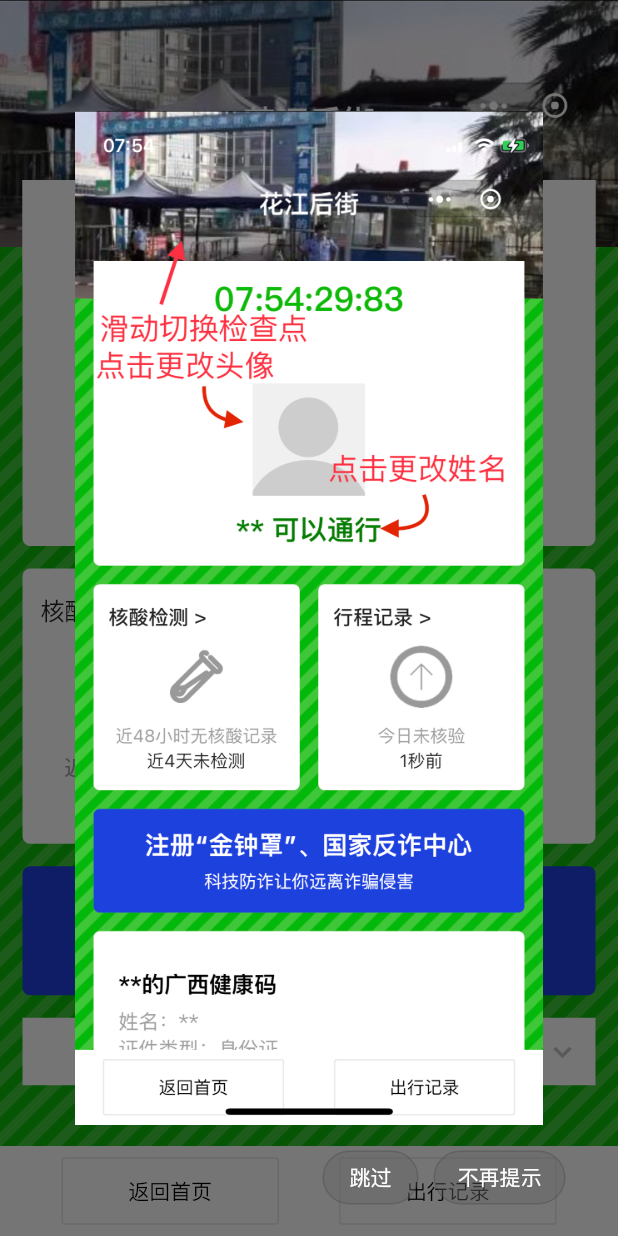
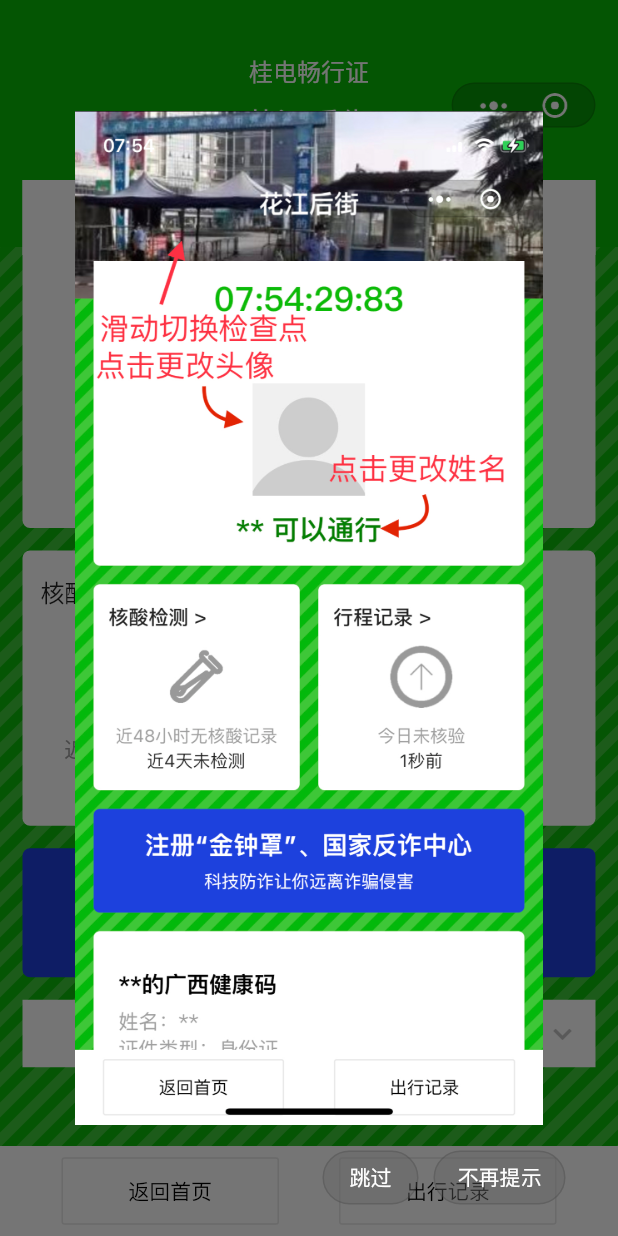
Before and after one commit to wilinz/Guetcard, a Flutter app: the screen it shows after launch, on a phone screen of 412 x 824 dp. Run offline on Flutter 3.47's test engine with Material 2 defaults, Android fonts, the phone set to English and light mode, and no system bars; drawn by our look-alikes of card_swiper; our stand-ins replace dio, flutter_markdown, image_picker, package_info, qr_flutter, shared_preferences and 2 more; missing offline and left inert: bmprogresshud, crop_image, dart:js, flutter_xupdate, image_picker_for_web, package_info_plus_web and 1 more; network calls fail.

Commit message:
1. 将散落在代码各处的 assets image url 规整到 Const.dart 中了 2. 把背景条纹抽出变成了一个组件：BackgroundStripe.dart 3. 优化了 BackgroundStripe，加上了 RepaintBoundary，大幅减少了性能开销，现在应该比之前会顺畅很多 4. 适配新版畅行证（细节还需要进一步推敲）

```diff
--- a/lib/Const.dart
+++ b/lib/Const.dart
@@ -7,14 +7,28 @@
     "addToHomepageImage": "https://s4.ax1x.com/2021/12/07/ogrXrD.png",
     "showUseGuideImg": "https://s1.ax1x.com/2022/03/12/bTN526.jpg",
     "jinjiling": "https://s1.ax1x.com/2022/03/07/b6nveP.png",
-    "huajiang": "https://s4.ax1x.com/2021/12/07/ogrIa9.jpg",
-    "houjie": "https://s4.ax1x.com/2021/12/07/ogr7P1.jpg",
+    "huajiang": "https://s1.ax1x.com/2022/03/22/qMEF3R.png",
+    "houjie": "https://s1.ax1x.com/2022/03/22/qMEiC9.png",
+    "dongqu": "https://s1.ax1x.com/2022/03/07/b6uCWQ.png",
     "defaultAvatar": "https://s4.ax1x.com/2021/12/07/ogro5R.png",
     "doneInjection": "https://s4.ax1x.com/2021/12/07/ogrH8x.png",
     "topRightIcon": "https://s4.ax1x.com/2021/12/07/ogrqxK.png",
-    "dongqu": "https://s1.ax1x.com/2022/03/07/b6uCWQ.png",
     "test-tube": "https://s1.ax1x.com/2022/03/08/bguiyd.png",
     "location-history": "https://s1.ax1x.com/2022/03/08/bgBmtO.png",
+  };
+
+  static const assetImages = {
+    "goldenEdge": "assets/images/GoldenEdge.png",
+    "showUseGuideImg": "assets/images/Tutorial.jpg",
+    "jinjiling": "assets/images/jinjiling.png",
+    "huajiang": "assets/images/huajiang.png",
+    "houjie": "assets/images/houjie.png",
+    "dongqu": "assets/images/dongqu.png",
+    "defaultAvatar": "assets/images/DefaultAvatar.png",
+    "doneInjection": "assets/images/DoneInjection.png",
+    "topRightIcon": "assets/images/TopRightIcon.png",
+    "test-tube": "assets/images/test-tube.png",
+    "location-history": "assets/images/location-history.png",
   };
 
   static const String avatarListUrl = kIsWeb
--- a/lib/pages/AboutPage/AboutPage.dart
+++ b/lib/pages/AboutPage/AboutPage.dart
@@ -4,9 +4,10 @@
 import 'package:shared_preferences/shared_preferences.dart';
 import 'package:url_launcher/url_launcher.dart';
 
-import 'package:guet_card/public-widgets/CheckingUpdate.dart';
+import '../../public-widgets/CheckingUpdate.dart';
+import '../../Const.dart';
 
-const String VERSION = "v1.5.2";
+const String VERSION = "v1.5.3";
 
 /// “关于”页面，使用 Markdown 组件渲染显示
 class AboutPage extends StatelessWidget {
@@ -15,7 +16,7 @@
 # guet_card $VERSION
 一个使用 Flutter 重写的 [guet_card](https://gitee.com/guetcard/guetcard)，支持 Android、iOS、[网页端](https://guet-card.web.app)。此项目为 demo 项目，仅为个人兴趣开发，是学习 Flutter 框架之用，请各位遵循此原则，勿作他用。
 
-![](https://s1.ax1x.com/2022/03/12/bTN526.jpg)
+![](${Const.networkImages["showUseGuideImg"]!})
 
 # 版权信息
 本项目使用 [MIT](https://gitee.com/guetcard/guetcard/blob/master/LICENSE) 授权。
--- a/lib/pages/HomePage/HomePage.dart
+++ b/lib/pages/HomePage/HomePage.dart
@@ -10,22 +10,27 @@
 import '../../Routes.dart';
 import '../../main.dart';
 import '../../Const.dart';
+import '../../public-classes/WebJSMethods.dart';
+import '../../public-widgets/CheckingUpdate.dart';
+import '../../public-widgets/IntroImage.dart';
+import '../../public-widgets/BlackCornerRadius.dart';
 import '../../pages/HomePage/widgets/AntiScamCard.dart';
 import '../../pages/HomePage/widgets/BottomBar.dart';
 import '../../pages/HomePage/widgets/CovidTestCard.dart';
 import '../../pages/HomePage/widgets/LocationHistoryCard.dart';
 import '../../pages/HomePage/widgets/Passport.dart';
-import '../../CustomPainters/BackgroundPainter.dart';
-import '../../public-classes/WebJSMethods.dart';
-import '../../public-widgets/CheckingUpdate.dart';
-import '../../public-widgets/IntroImage.dart';
 import '../../pages/HomePage/widgets/Avatar.dart';
 import '../../pages/HomePage/widgets/CheckPointImage.dart';
 import '../../pages/HomePage/widgets/Clock.dart';
 import '../../pages/HomePage/widgets/QrHealthCard.dart';
 import '../../pages/HomePage/widgets/Name.dart';
 import '../../pages/HomePage/widgets/TopRightButton.dart';
-import '../../public-widgets/BlackCornerRadius.dart';
+import '../../pages/HomePage/widgets/EntryPermit.dart';
+import '../../pages/HomePage/widgets/AppTitle.dart';
+import '../../pages/HomePage/widgets/BackgroundStripe.dart';
+
+
+
 
 /// app的根组件
 class HomePage extends StatelessWidget {
@@ -67,7 +72,7 @@
       Const.networkImages["addToHomepageImage"]!;
   final String _showUseGuideImgUrl = kIsWeb
       ? Const.networkImages["showUseGuideImg"]!
-      : "assets/images/Tutorial.jpg";
+      : Const.assetImages["showUseGuideImg"]!;
 
   Future<void> _initPref() async {
     _pref = await SharedPreferences.getInstance();
@@ -196,13 +201,9 @@
         value: SystemUiOverlayStyle.light,
         child: Stack(
           children: [
-            CustomPaint(
-              size: MediaQuery.of(context).size,
-              painter: BackgroundPainter(),
-              willChange: false,
-              isComplex: true,
-            ),
+            BackgroundStripe(),
             CheckPointImageView(),
+            AppTitle(),
             TopRightButton(),
             Container(
               margin: EdgeInsets.fromLTRB(15, 120, 15, 0),
@@ -222,7 +223,8 @@
                     child: Column(
                       children: [
                         // Clock(),
-                        SizedBox(height: 90),
+                        SizedBox(height: 50),
+                        EntryPermit(),
                         Avatar(),
                         Name(),
                       ],
--- /dev/null
+++ b/lib/pages/HomePage/widgets/AppTitle.dart
@@ -0,0 +1,19 @@
+import 'package:flutter/material.dart';
+
+class AppTitle extends StatelessWidget {
+  const AppTitle({Key? key}) : super(key: key);
+
+  @override
+  Widget build(BuildContext context) {
+    return IgnorePointer(
+      child: Container(
+        alignment: Alignment.topCenter,
+        padding: EdgeInsets.only(top: 35),
+        child: Text(
+          "桂电畅行证",
+          style: TextStyle(color: Colors.white, fontSize: 16),
+        ),
+      ),
+    );
+  }
+}
--- a/lib/pages/HomePage/widgets/Avatar.dart
+++ b/lib/pages/HomePage/widgets/Avatar.dart
@@ -23,7 +23,7 @@
 class _AvatarState extends State<Avatar> {
   final String _defaultAvatar = kIsWeb
       ? Const.networkImages['defaultAvatar']!
-      : "assets/images/DefaultAvatar.png";
+      : Const.assetImages['defaultAvatar']!;
   late String _avatarPath;
   final _width = 90.0;
   late Image _img;
--- /dev/null
+++ b/lib/pages/HomePage/widgets/BackgroundStripe.dart
@@ -0,0 +1,21 @@
+import 'package:flutter/material.dart';
+
+import '../../../CustomPainters/BackgroundPainter.dart';
+
+class BackgroundStripe extends StatelessWidget {
+  const BackgroundStripe({Key? key}) : super(key: key);
+
+  @override
+  Widget build(BuildContext context) {
+    return RepaintBoundary(
+      // 给 CustomPaint 组件建立一个新的画布，防止其跟着其他元素（如时钟）一起被重绘，
+      // 可大幅降低性能开销
+      child: CustomPaint(
+        size: MediaQuery.of(context).size,
+        painter: BackgroundPainter(),
+        willChange: false,
+        isComplex: true,
+      ),
+    );
+  }
+}
--- a/lib/pages/HomePage/widgets/CheckPointImage.dart
+++ b/lib/pages/HomePage/widgets/CheckPointImage.dart
@@ -15,10 +15,10 @@
 
 class _CheckPointImageViewState extends State<CheckPointImageView> {
   final List<String> checkPointImgs = [
-    kIsWeb ? Const.networkImages["houjie"]! : "assets/images/houjie.jpg",
-    kIsWeb ? Const.networkImages["huajiang"]! : "assets/images/huajiang.jpg",
-    kIsWeb ? Const.networkImages["jinjiling"]! : "assets/images/jinjiling.png",
-    kIsWeb ? Const.networkImages["dongqu"]! : "assets/images/dongqu.png",
+    kIsWeb ? Const.networkImages["houjie"]! : Const.assetImages["houjie"]!,
+    kIsWeb ? Const.networkImages["huajiang"]! : Const.assetImages["huajiang"]!,
+    kIsWeb ? Const.networkImages["jinjiling"]! : Const.assetImages["jinjiling"]!,
+    kIsWeb ? Const.networkImages["dongqu"]! : Const.assetImages["dongqu"]!,
   ];
 
   @override
--- a/lib/pages/HomePage/widgets/Clock.dart
+++ b/lib/pages/HomePage/widgets/Clock.dart
@@ -39,17 +39,17 @@
   @override
   Widget build(BuildContext context) {
     return Container(
-      height: 60,
+      height: 50,
+      width: MediaQuery.of(context).size.width,
+      alignment: Alignment.bottomCenter,
       color: Colors.white,
-      child: Center(
-        child: Text(
+      child: Text(
           _time,
           style: TextStyle(
             fontFamily: "PingFangSC-Heavy",
             fontSize: 27,
             color: Color(0xff0cbb0a),
           ),
-        ),
       ),
     );
   }
--- a/lib/pages/HomePage/widgets/CovidTestCard.dart
+++ b/lib/pages/HomePage/widgets/CovidTestCard.dart
@@ -37,8 +37,8 @@
                   child: Builder(
                     builder: (BuildContext context) {
                       return kIsWeb
-                          ? WebImageWithIndicator(imgURL: Const.networkImages["test-tube"])
-                          : Image.asset("assets/images/test-tube.png");
+                          ? WebImageWithIndicator(imgURL: Const.networkImages["test-tube"]!)
+                          : Image.asset(Const.assetImages["test-tube"]!);
                     },
                   ),
                 )
--- /dev/null
+++ b/lib/pages/HomePage/widgets/EntryPermit.dart
@@ -0,0 +1,20 @@
+import 'package:flutter/material.dart';
+
+/// 显示通行证的组件
+class EntryPermit extends StatelessWidget {
+  const EntryPermit({Key? key}) : super(key: key);
+  @override
+  Widget build(BuildContext context) {
+    return Container(
+      child: Text(
+        "临时通行证",
+        maxLines: 1,
+        style: TextStyle(
+          fontFamily: "PingFangSC-Heavy",
+          color: Color(0xFF007f00),
+          fontSize: 20,
+        ),
+      ),
+    );
+  }
+}
--- a/lib/pages/HomePage/widgets/LocationHistoryCard.dart
+++ b/lib/pages/HomePage/widgets/LocationHistoryCard.dart
@@ -37,8 +37,8 @@
                   child: Builder(
                     builder: (BuildContext context) {
                       return kIsWeb
-                          ? WebImageWithIndicator(imgURL: Const.networkImages["location-history"])
-                          : Image.asset("assets/images/location-history.png");
+                          ? WebImageWithIndicator(imgURL: Const.networkImages["location-history"]!)
+                          : Image.asset(Const.assetImages["location-history"]!);
                     },
                   ),
                 )
--- a/lib/pages/HomePage/widgets/QrHealthCard.dart
+++ b/lib/pages/HomePage/widgets/QrHealthCard.dart
@@ -29,7 +29,7 @@
         width: constraints.maxWidth * qrCodeScale,
       )
           : Image.asset(
-        "assets/images/GoldenEdge.png",
+        Const.assetImages["goldenEdge"]!,
         width: constraints.maxWidth * qrCodeScale,
       );
       var doneInjection = kIsWeb
@@ -39,7 +39,7 @@
         width: constraints.maxWidth * 0.8,
       )
           : Image.asset(
-        "assets/images/DoneInjection.png",
+        Const.assetImages["doneInjection"]!,
         width: constraints.maxWidth * 0.8,
       );
       return Container(
--- a/lib/pages/HomePage/widgets/TopRightButton.dart
+++ b/lib/pages/HomePage/widgets/TopRightButton.dart
@@ -27,7 +27,7 @@
               );
             } else {
               return Image.asset(
-                "assets/images/TopRightIcon.png",
+                Const.assetImages["topRightIcon"]!,
                 height: _height,
               );
             }
--- a/lib/public-widgets/WebImageWithIndicator.dart
+++ b/lib/public-widgets/WebImageWithIndicator.dart
@@ -2,8 +2,8 @@
 
 /// 用于加载网络图像的组件，该组件会在图像未加载完成时展示一个圆形进度条
 class WebImageWithIndicator extends StatelessWidget {
-  final imgURL;
-  final width;
+  final String imgURL;
+  final double? width;
   const WebImageWithIndicator({Key? key, required this.imgURL, this.width }) : super(key: key);
 
   @override
--- a/pubspec.yaml
+++ b/pubspec.yaml
@@ -15,7 +15,7 @@
 # In iOS, build-name is used as CFBundleShortVersionString while build-number used as CFBundleVersion.
 # Read more about iOS versioning at
 # https://developer.apple.com/library/archive/documentation/General/Reference/InfoPlistKeyReference/Articles/CoreFoundationKeys.html
-version: 1.5.2
+version: 1.5.3
 
 environment:
   sdk: ">=2.12.0 <3.0.0"
```
Also changed, not shown: assets/images/houjie.png (added), assets/images/huajiang.png (added), assets/others/houjie.jpg (renamed from assets/images/houjie.jpg), assets/others/huajiang.jpg (renamed from assets/images/huajiang.jpg), 1 other file.
